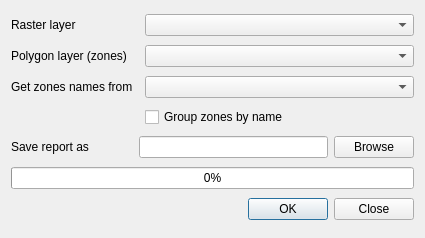
Qt form zstatsdialogbase.ui (nextgis/qgis_zonalstats) before a commit.
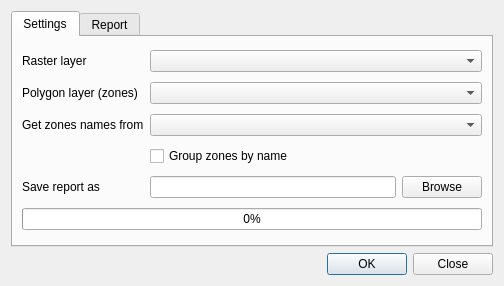
The same form after that commit.

Commit message: added report viewer tab save report data in csv

What changed in the file:
```diff
--- a/zstatsdialogbase.ui
+++ b/zstatsdialogbase.ui
@@ -6,13 +6,23 @@
    <rect>
     <x>0</x>
     <y>0</y>
-    <width>425</width>
-    <height>238</height>
+    <width>504</width>
+    <height>286</height>
    </rect>
   </property>
   <property name="windowTitle">
    <string>ZStats</string>
   </property>
+  <layout class="QVBoxLayout" name="verticalLayout">
+   <item>
+    <widget class="QTabWidget" name="tabWidget">
+     <property name="currentIndex">
+      <number>0</number>
+     </property>
+     <widget class="QWidget" name="tab">
+      <attribute name="title">
+       <string>Settings</string>
+      </attribute>
   <layout class="QGridLayout" name="gridLayout">
    <item row="0" column="0">
     <widget class="QLabel" name="label">
@@ -21,7 +31,7 @@
      </property>
     </widget>
    </item>
-   <item row="0" column="2">
+       <item row="0" column="1">
     <widget class="QComboBox" name="cmbRasterLayer">
      <property name="sizePolicy">
       <sizepolicy hsizetype="Expanding" vsizetype="Fixed">
@@ -31,14 +41,14 @@
      </property>
     </widget>
    </item>
-   <item row="1" column="0" colspan="2">
+       <item row="1" column="0">
     <widget class="QLabel" name="label_1">
      <property name="text">
       <string>Polygon layer (zones)</string>
      </property>
     </widget>
    </item>
-   <item row="1" column="2">
+       <item row="1" column="1">
     <widget class="QComboBox" name="cmbVectorLayer">
      <property name="sizePolicy">
       <sizepolicy hsizetype="Expanding" vsizetype="Fixed">
@@ -55,7 +65,7 @@
      </property>
     </widget>
    </item>
-   <item row="2" column="2">
+       <item row="2" column="1">
     <widget class="QComboBox" name="cmbGroupField">
      <property name="sizePolicy">
       <sizepolicy hsizetype="Expanding" vsizetype="Fixed">
@@ -65,14 +75,21 @@
      </property>
     </widget>
    </item>
-   <item row="5" column="0">
+       <item row="3" column="1">
+        <widget class="QCheckBox" name="chkGroupZones">
+         <property name="text">
+          <string>Group zones by name</string>
+         </property>
+        </widget>
+       </item>
+       <item row="4" column="0">
     <widget class="QLabel" name="label_2">
      <property name="text">
       <string>Save report as</string>
      </property>
     </widget>
    </item>
-   <item row="5" column="1" colspan="2">
+       <item row="4" column="1">
     <layout class="QHBoxLayout" name="horizontalLayout">
      <item>
       <widget class="QLineEdit" name="leReportFile"/>
@@ -86,14 +103,28 @@
      </item>
     </layout>
    </item>
-   <item row="6" column="0" colspan="3">
+       <item row="5" column="0" colspan="2">
     <widget class="QProgressBar" name="progressBar">
      <property name="value">
       <number>0</number>
      </property>
     </widget>
    </item>
-   <item row="7" column="0" colspan="3">
+      </layout>
+     </widget>
+     <widget class="QWidget" name="tab_2">
+      <attribute name="title">
+       <string>Report</string>
+      </attribute>
+      <layout class="QVBoxLayout" name="verticalLayout_2">
+       <item>
+        <widget class="QTextEdit" name="teReport"/>
+       </item>
+      </layout>
+     </widget>
+    </widget>
+   </item>
+   <item>
     <widget class="QDialogButtonBox" name="buttonBox">
      <property name="orientation">
       <enum>Qt::Horizontal</enum>
@@ -103,13 +134,6 @@
      </property>
     </widget>
    </item>
-   <item row="3" column="2">
-    <widget class="QCheckBox" name="chkGroupZones">
-     <property name="text">
-      <string>Group zones by name</string>
-     </property>
-    </widget>
-   </item>
   </layout>
  </widget>
  <resources/>
```
Lines whose indentation alone changed are shown as unchanged. The commit also changes 2 other files.
